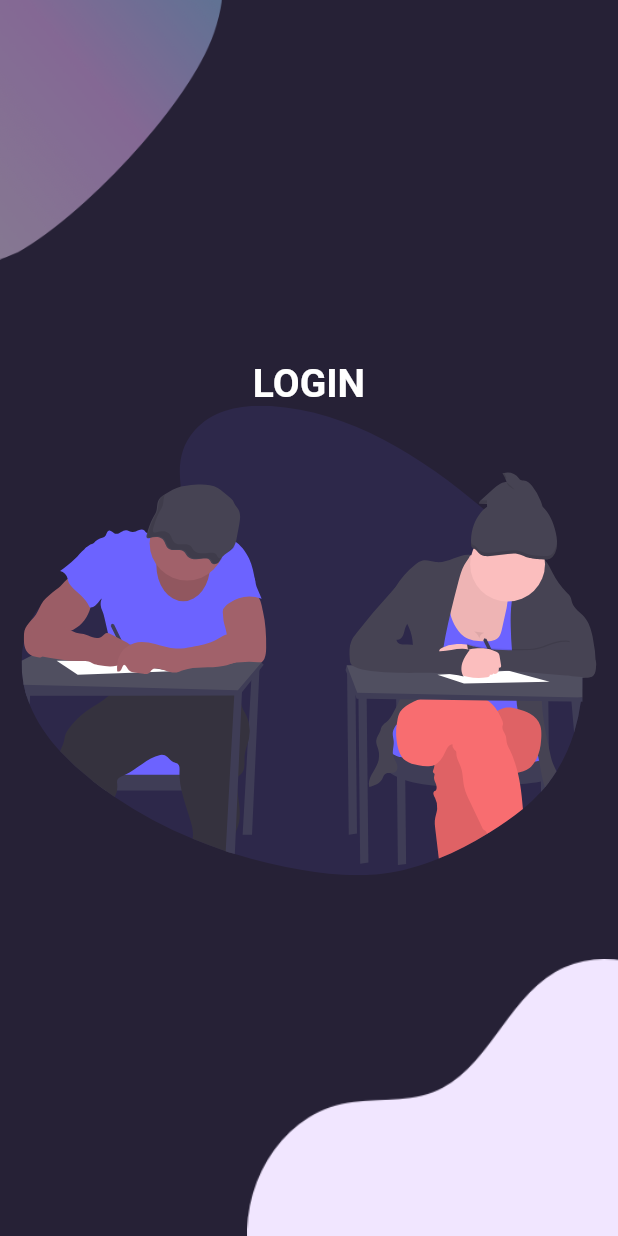
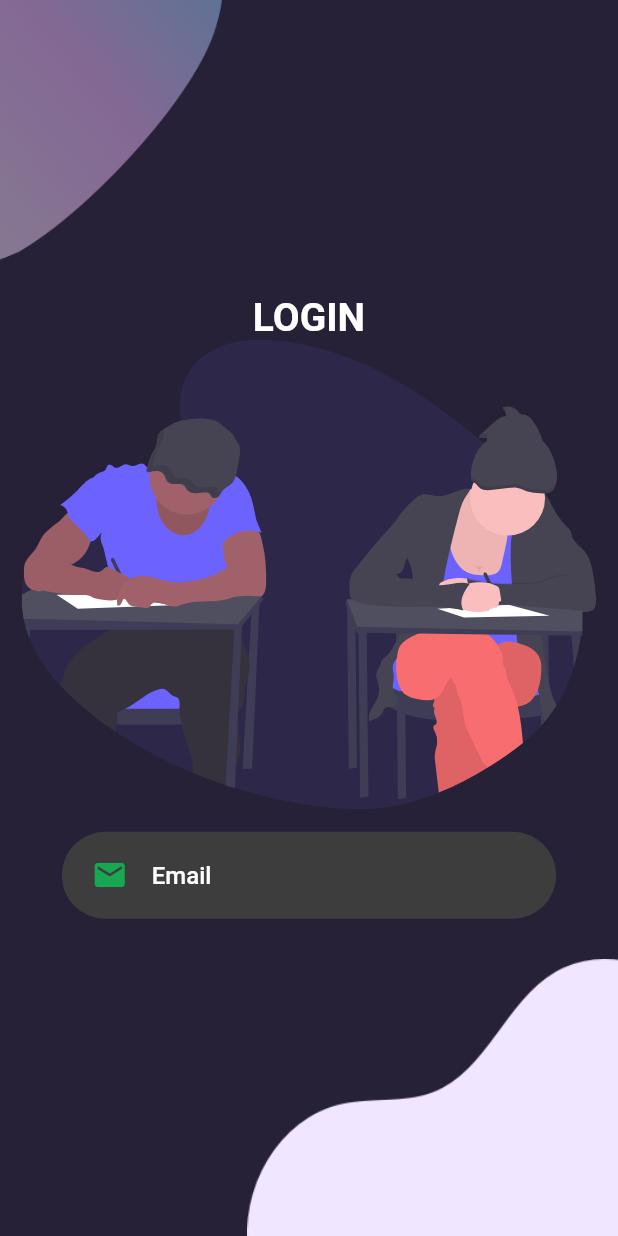
Before and after one commit to hmartiins/Git-Book, a Flutter app: the screen it shows after launch, after a tap on "LOGIN", on a phone screen of 412 x 824 dp. Run offline on Flutter 3.47's test engine with Material 2 defaults, Android fonts, the phone set to English and light mode, and no system bars; our stand-ins replace flutter_svg.

Commit message:
feat(mobile): adding email input on the login screen

```diff
--- a/mobile/lib/constants.dart
+++ b/mobile/lib/constants.dart
@@ -2,3 +2,4 @@ import 'package:flutter/material.dart';
 
 const kPrimaryColor = Color(0xFF18A851);
 const kPrimaryLightColor = Color(0xFF18A851);
+const kColorInputs = Color(0xFF3d3d3d);
--- a/mobile/lib/pages/Login/components/body.dart
+++ b/mobile/lib/pages/Login/components/body.dart
@@ -1,5 +1,6 @@
 import 'package:flutter/material.dart';
 import 'package:flutter_svg/flutter_svg.dart';
+import 'package:mobile/constants.dart';
 import 'package:mobile/pages/Login/components/background.dart';
 
 class Body extends StatelessWidget {
@@ -25,9 +26,50 @@ class Body extends StatelessWidget {
           SvgPicture.asset(
             "assets/img/loginAsset.svg",
             height: size.height * 0.38,
+          ),
+          TextFieldContainer(
+            child: TextField(
+              style: TextStyle(color: Colors.white),
+              decoration: InputDecoration(
+                icon: Icon(
+                  Icons.email,
+                  color: kPrimaryLightColor,
+                ),
+                hintText: "Email",
+                hintStyle: TextStyle(
+                  color: Colors.white,
+                  fontWeight: FontWeight.w500,
+                ),
+                fillColor: Colors.white,
+                border: InputBorder.none,
+              ),
+            ),
           )
         ],
       ),
     );
   }
 }
+
+class TextFieldContainer extends StatelessWidget {
+  final Widget child;
+  const TextFieldContainer({
+    Key key,
+    this.child,
+  }) : super(key: key);
+
+  @override
+  Widget build(BuildContext context) {
+    Size size = MediaQuery.of(context).size;
+    return Container(
+      margin: EdgeInsets.symmetric(vertical: 15),
+      padding: EdgeInsets.symmetric(horizontal: 20, vertical: 5),
+      width: size.width * 0.8,
+      decoration: BoxDecoration(
+        color: kColorInputs,
+        borderRadius: BorderRadius.circular(29),
+      ),
+      child: child,
+    );
+  }
+}
```
Also changed, not shown: mobile/assets/icons/enviar.svg (added).
